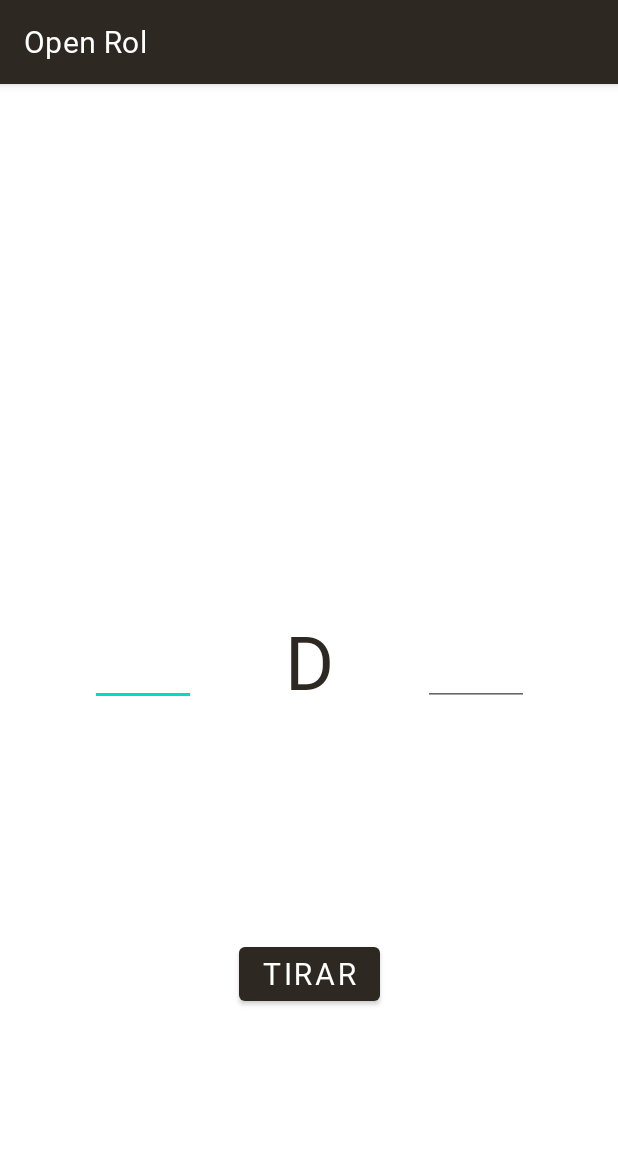
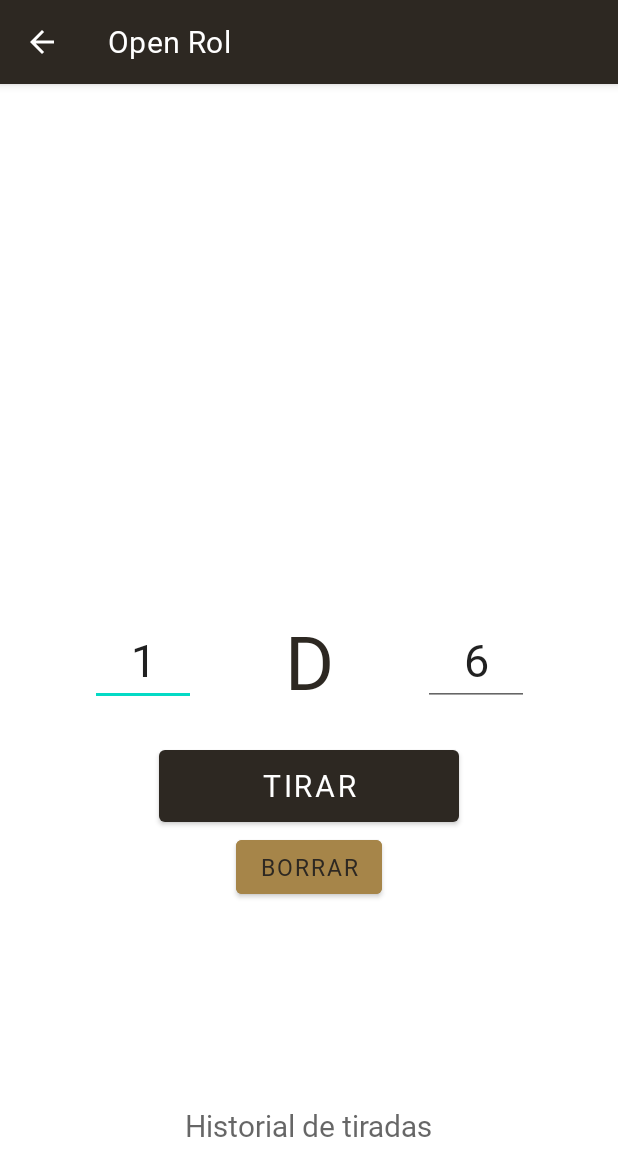
Before and after one commit to mcas2/OpenRol, an Android app: the screen it shows after launch (Dices), after a tap on "DADOS", on a phone screen of 412 x 824 dp. Shown: the top 1176 px of the screen. Run offline under Robolectric (Android 15) with nearby library versions, the phone set to English and light mode, and no system bars.

Commit message:
Dices more or less done

```diff
--- a/app/build.gradle
+++ b/app/build.gradle
@@ -32,6 +32,7 @@ dependencies {
     implementation 'androidx.appcompat:appcompat:1.3.1'
     implementation 'com.google.android.material:material:1.4.0'
     implementation 'androidx.constraintlayout:constraintlayout:2.1.2'
+    implementation 'com.google.firebase:firebase-inappmessaging:19.1.5'
     testImplementation 'junit:junit:4.+'
     androidTestImplementation 'androidx.test.ext:junit:1.1.3'
     androidTestImplementation 'androidx.test.espresso:espresso-core:3.4.0'
--- a/app/src/main/AndroidManifest.xml
+++ b/app/src/main/AndroidManifest.xml
@@ -11,7 +11,9 @@
         android:theme="@style/Theme.OpenRol">
         <activity
             android:name=".Dices"
-            android:exported="false" />
+            android:exported="false"
+            android:parentActivityName=".MainActivity"
+            />
         <activity
             android:name=".SplashScreen"
             android:exported="true"
@@ -24,7 +26,7 @@
         </activity>
         <activity
             android:name=".MainActivity"
-            android:exported="true"></activity>
+            android:exported="true"/>
     </application>
 
 </manifest>
--- a/app/src/main/java/com/mcas2/openrol/Dices.java
+++ b/app/src/main/java/com/mcas2/openrol/Dices.java
@@ -3,12 +3,60 @@ package com.mcas2.openrol;
 import androidx.appcompat.app.AppCompatActivity;
 
 import android.os.Bundle;
+import android.view.View;
+import android.widget.Button;
+import android.widget.EditText;
+import android.widget.TextView;
+
+import java.util.ArrayList;
+import java.util.Random;
 
 public class Dices extends AppCompatActivity {
+    public EditText numDados;
+    public EditText numCaras;
+    public TextView result;
+    public TextView resultHistory;
+    public Button roll;
+    public Button erase;
+    String history = "Dados: ";
+    Random r = new Random();
+
 
     @Override
     protected void onCreate(Bundle savedInstanceState) {
         super.onCreate(savedInstanceState);
         setContentView(R.layout.activity_dices);
+
+        numDados = (EditText) findViewById(R.id.numDados);
+        numCaras = (EditText) findViewById(R.id.numCaras);
+        result = (TextView) findViewById(R.id.result);
+        resultHistory = (TextView) findViewById(R.id.resultHistory);
+        roll = (Button) findViewById(R.id.rollDicesButton);
+        erase = (Button) findViewById(R.id.eraseHistory);
+
+
+        roll.setOnClickListener(new View.OnClickListener() {
+            @Override
+            public void onClick(View v) {
+                int res = 0, diceRes;
+                int limit = Integer.parseInt(numCaras.getText().toString())+1;
+
+                for (int i = 0; i < Integer.parseInt(numDados.getText().toString()); i++) {
+                    diceRes = r.nextInt(limit-1)+1;
+                    res += diceRes;
+                    history = history.concat(diceRes+",");
+                }
+                result.setText(res+"");
+                resultHistory.setText(history);
+            }
+        });
+
+        erase.setOnClickListener(new View.OnClickListener() {
+            @Override
+            public void onClick(View v) {
+                history = "Dados: ";
+                resultHistory.setText(history);
+            }
+        });
     }
 }
--- a/app/src/main/java/com/mcas2/openrol/SplashScreen.java
+++ b/app/src/main/java/com/mcas2/openrol/SplashScreen.java
@@ -52,6 +52,6 @@ public class SplashScreen extends AppCompatActivity {
                 intent.addFlags(Intent.FLAG_ACTIVITY_CLEAR_TASK);
                 startActivity(intent);
             }
-        }, 3000);
+        }, 2000);
     }
 }
--- a/app/src/main/res/anim/sword_anim.xml
+++ b/app/src/main/res/anim/sword_anim.xml
@@ -1,7 +1,7 @@
 <?xml version="1.0" encoding="utf-8"?>
 <set xmlns:android="http://schemas.android.com/apk/res/android">
     <rotate
-        android:duration="1500"
+        android:duration="1000"
         android:interpolator="@android:anim/linear_interpolator"
         android:pivotX="0%"
         android:pivotY="25%"
--- a/app/src/main/res/anim/text_anim.xml
+++ b/app/src/main/res/anim/text_anim.xml
@@ -3,6 +3,6 @@
     <alpha android:fromAlpha="0.0"
         android:toAlpha="1.0"
         android:interpolator="@android:anim/accelerate_interpolator"
-        android:duration="2000"
+        android:duration="1000"
         />
 </set>
--- a/app/src/main/res/layout/activity_dices.xml
+++ b/app/src/main/res/layout/activity_dices.xml
@@ -11,6 +11,7 @@
         android:layout_width="wrap_content"
         android:layout_height="wrap_content"
         android:ems="2"
+        android:text="1"
         android:textAlignment="center"
         android:inputType="number"
         android:textSize="30sp"
@@ -24,6 +25,7 @@
         android:layout_width="wrap_content"
         android:layout_height="wrap_content"
         android:ems="2"
+        android:text="6"
         android:textAlignment="center"
         android:textSize="30sp"
         android:inputType="number"
@@ -46,25 +48,28 @@
 
     <Button
         android:id="@+id/rollDicesButton"
-        android:layout_width="wrap_content"
-        android:layout_height="wrap_content"
+        android:layout_width="200dp"
+        android:layout_height="60dp"
         android:text="Tirar"
         android:textSize="20sp"
-        app:layout_constraintBottom_toBottomOf="parent"
+        android:layout_marginTop="20dp"
         app:layout_constraintEnd_toEndOf="parent"
         app:layout_constraintStart_toStartOf="parent"
-        app:layout_constraintTop_toBottomOf="@+id/d"
-        />
+        app:layout_constraintTop_toBottomOf="@+id/d" />
 
     <TextView
         android:id="@+id/resultHistory"
         android:layout_width="wrap_content"
         android:layout_height="wrap_content"
-        android:text=""
+        android:hint="Historial de tiradas"
+        android:textSize="20sp"
         app:layout_constraintBottom_toBottomOf="parent"
         app:layout_constraintEnd_toEndOf="parent"
         app:layout_constraintStart_toStartOf="parent"
-        app:layout_constraintTop_toBottomOf="@+id/rollDicesButton" />
+        android:layout_marginBottom="60dp"
+        android:layout_marginLeft="15dp"
+        android:layout_marginRight="15dp"
+        />
 
     <TextView
         android:id="@+id/result"
@@ -78,5 +83,17 @@
         app:layout_constraintStart_toStartOf="parent"
         app:layout_constraintTop_toTopOf="parent" />
 
+    <Button
+        android:id="@+id/eraseHistory"
+        android:layout_width="wrap_content"
+        android:layout_height="wrap_content"
+        android:backgroundTint="@color/estepa"
+        android:textColor="@color/montaña"
+        android:text="Borrar"
+        android:textSize="15sp"
+        app:layout_constraintEnd_toEndOf="parent"
+        app:layout_constraintStart_toStartOf="parent"
+        app:layout_constraintTop_toBottomOf="@+id/rollDicesButton" />
+
 
 </androidx.constraintlayout.widget.ConstraintLayout>
```
